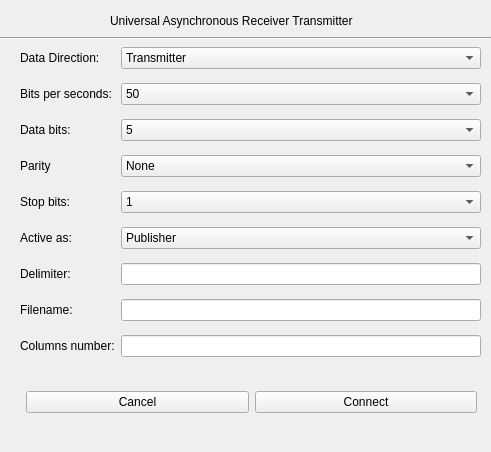
Qt form src/Interpreter/Visu/ConnectionUART.ui (asbr90/EmbSysTesting-Tool) before a commit.
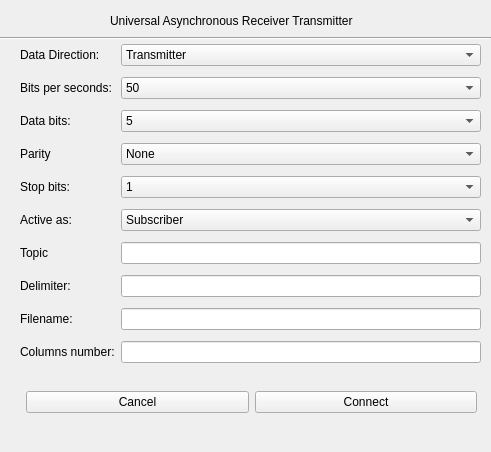
The same form after that commit.

The edit to the form file:
```diff
--- a/src/Interpreter/Visu/ConnectionUART.ui
+++ b/src/Interpreter/Visu/ConnectionUART.ui
@@ -64,7 +64,7 @@
     </rect>
    </property>
    <layout class="QGridLayout" name="gridLayout">
-    <item row="3" column="1">
+    <item row="3" column="2">
      <widget class="QComboBox" name="parityComboBox">
       <item>
        <property name="text">
@@ -97,7 +97,7 @@
       </property>
      </widget>
     </item>
-    <item row="1" column="1">
+    <item row="1" column="2">
      <widget class="QComboBox" name="baudCombobox">
       <item>
        <property name="text">
@@ -183,7 +183,7 @@
       </property>
      </widget>
     </item>
-    <item row="4" column="1">
+    <item row="4" column="2">
      <widget class="QComboBox" name="StopbitsCombobox">
       <item>
        <property name="text">
@@ -209,7 +209,7 @@
       </property>
      </widget>
     </item>
-    <item row="0" column="1">
+    <item row="0" column="2">
      <widget class="QComboBox" name="directionComboBox">
       <item>
        <property name="text">
@@ -235,7 +235,7 @@
       </property>
      </widget>
     </item>
-    <item row="2" column="1">
+    <item row="2" column="2">
      <widget class="QComboBox" name="databitsCombobox">
       <item>
        <property name="text">
@@ -271,13 +271,8 @@
       </property>
      </widget>
     </item>
-    <item row="5" column="1">
+    <item row="5" column="2">
      <widget class="QComboBox" name="ActiveAsCombobox">
-      <item>
-       <property name="text">
-        <string>Publisher</string>
-       </property>
-      </item>
       <item>
        <property name="text">
         <string>Subscriber</string>
@@ -285,36 +280,46 @@
       </item>
      </widget>
     </item>
-    <item row="8" column="0">
+    <item row="9" column="0">
      <widget class="QLabel" name="label_10">
       <property name="text">
        <string>Columns number:</string>
       </property>
      </widget>
     </item>
-    <item row="7" column="0">
+    <item row="8" column="0">
      <widget class="QLabel" name="label_9">
       <property name="text">
        <string>Filename:</string>
       </property>
      </widget>
     </item>
-    <item row="7" column="1">
+    <item row="8" column="2">
      <widget class="QLineEdit" name="storagefilenameText"/>
     </item>
-    <item row="8" column="1">
+    <item row="9" column="2">
      <widget class="QLineEdit" name="columnsText"/>
     </item>
-    <item row="6" column="1">
+    <item row="7" column="2">
      <widget class="QLineEdit" name="delimiterText"/>
     </item>
-    <item row="6" column="0">
+    <item row="7" column="0">
      <widget class="QLabel" name="label_8">
       <property name="text">
        <string>Delimiter:</string>
       </property>
      </widget>
     </item>
+    <item row="6" column="0">
+     <widget class="QLabel" name="label_11">
+      <property name="text">
+       <string>Topic</string>
+      </property>
+     </widget>
+    </item>
+    <item row="6" column="2">
+     <widget class="QLineEdit" name="topicEditLine"/>
+    </item>
    </layout>
   </widget>
   <widget class="QWidget" name="horizontalLayoutWidget">
```
Left out of the diff: 10 changed lines with no effect on the pictures.
